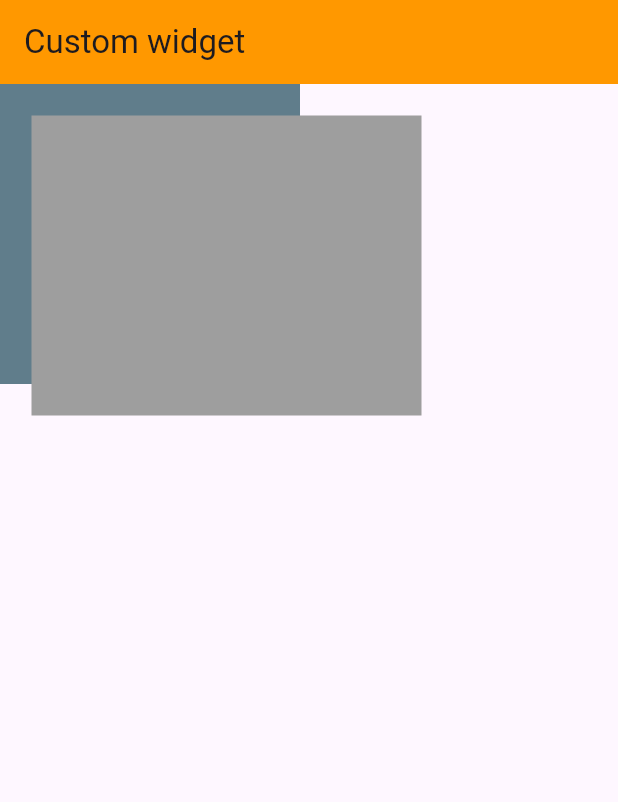
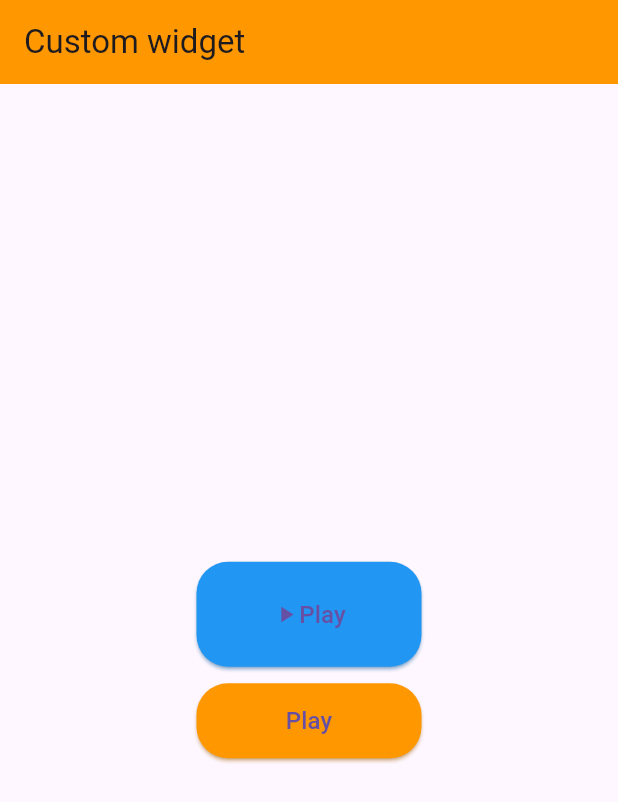
Before and after one commit to UdhavNegi/Flutter-Tutorials, a Flutter app: the screen it shows after launch, on a phone screen of 412 x 824 dp. Shown: the top 802 px of the screen. Run offline on Flutter 3.47's test engine with Material 3 defaults, Android fonts, the phone set to English and light mode, and no system bars.

Commit message:
Custom widget in flutter completed

```diff
--- /dev/null
+++ b/lib/Widgets/rounded_btn.dart
@@ -0,0 +1,45 @@
+import 'package:flutter/material.dart';
+
+class RoundedButton extends StatelessWidget {
+  final String? btnName;
+  final Icon? icon;
+  final Color? bgColor;
+  final TextStyle? textStyle;
+  final VoidCallback? callback;
+
+  RoundedButton(
+      {required this.btnName,
+      this.icon,
+      this.bgColor = Colors.blue,
+      this.textStyle,
+      this.callback});
+
+  @override
+  Widget build(BuildContext context) {
+    return ElevatedButton(
+        onPressed: () {
+          callback!();
+        },
+        child: icon != null
+            ? Row(
+              mainAxisAlignment: MainAxisAlignment.center,
+                children: [
+                  icon!,
+                  Text(btnName!, style: textStyle),
+                ],
+              )
+            : Text(btnName!, style: textStyle),
+        style: ElevatedButton.styleFrom(
+          backgroundColor: bgColor,
+          shadowColor: bgColor,
+          shape : RoundedRectangleBorder(
+            // borderRadius: BorderRadius.only(
+            //   topRight: Radius.circular(21),
+            //   bottomLeft: Radius.circular(21)
+            borderRadius: BorderRadius.all(
+              Radius.circular(21),
+            )
+          )
+        ));
+  }
+}
--- a/lib/main.dart
+++ b/lib/main.dart
@@ -1,3 +1,4 @@
+import 'package:first_app/Widgets/rounded_btn.dart';
 import 'package:first_app/ui_helper/util.dart';
 import 'package:flutter/material.dart';
 import 'package:flutter/widgets.dart';
@@ -52,43 +53,39 @@ class MyHomePage extends StatefulWidget {
 class _MyHomePageState extends State<MyHomePage> {
   @override
   Widget build(BuildContext context) {
-    var arrColors = [
-      Colors.red,
-      Colors.orange,
-      Colors.grey,
-      Colors.blue,
-      Colors.pink,
-      Colors.green,
-      Colors.purpleAccent,
-      Colors.brown
-    ];
     return Scaffold(
         appBar: AppBar(
           backgroundColor: Colors.orange,
           title: Text('Custom widget'),
         ),
-        body: Container(
-          width: 300,
-          height: 300,
-          child: Stack(
+        body: Center(
+          child: Column(
+            mainAxisAlignment: MainAxisAlignment.center,
             children: [
               Container(
-                width : 200,
-                height : 200,
-                color : Colors.blueGrey
+                width : 150,
+                height: 70,
+                child: RoundedButton(btnName: "Play", icon : Icon(Icons.play_arrow), callback: (){
+                  print("Logged in!!");
+                }, textStyle: myTextStyle16(),),
               ),
-              Positioned(
-                top: 21,
-                left: 21,
-                child: Container(
-                  width : 260,
-                  height : 200,
-                  color : Colors.grey
-                ),
+              Container(
+                height: 11,
+              ),
+              Container(
+                width : 150,
+                height: 50,
+                child: RoundedButton(btnName: "Play",
+                // icon : Icon(Icons.play_arrow),
+                callback: (){
+                  print("Logged in!!");
+                },
+                bgColor: Colors.orange,
+                textStyle: myTextStyle21(),),
               ),
             ],
           ),
         )
-        );
+    );
   }
 }
```
